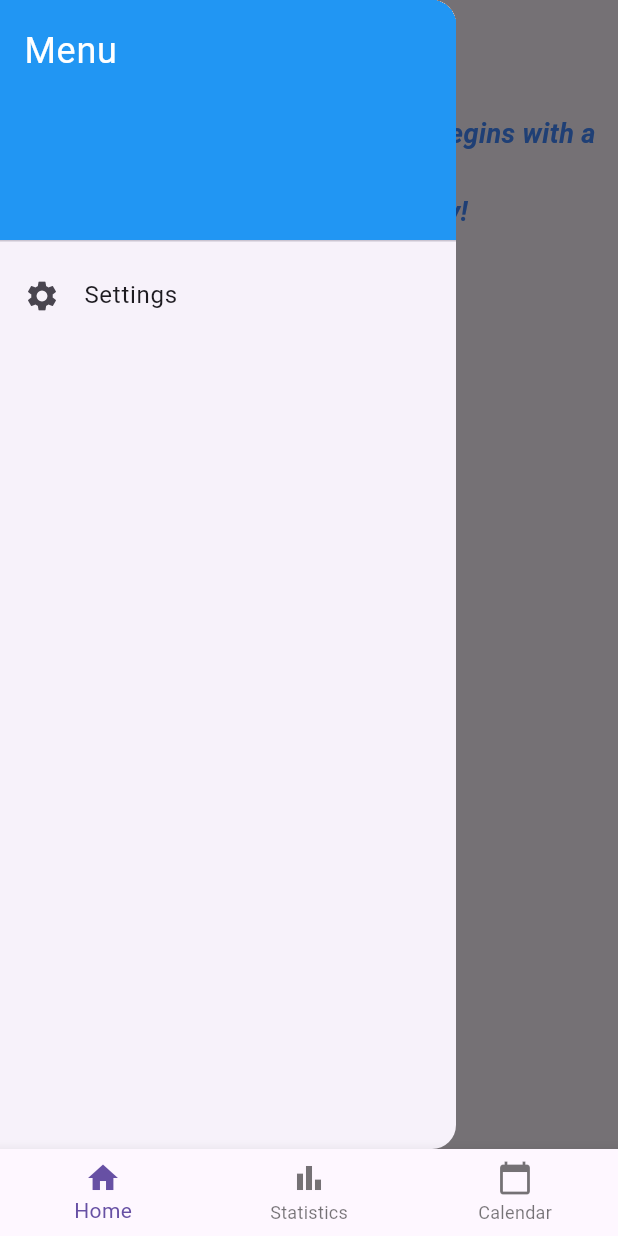
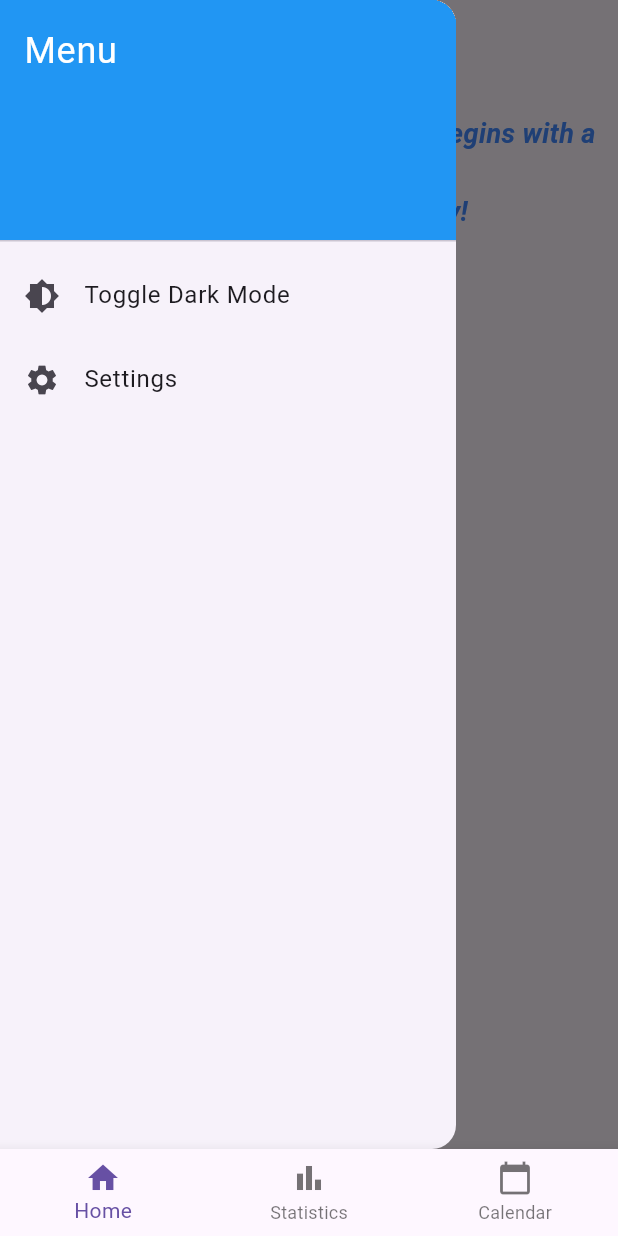
Before and after one commit to ceebee-lee/final, a Flutter app: the screen it shows after launch, with the side drawer open, on a phone screen of 412 x 824 dp. Run offline on Flutter 3.47's test engine with Material 3 defaults, Android fonts, the phone set to English and light mode, and no system bars; our stand-ins replace table_calendar.

Commit message:
debugged dark mode
d

```diff
--- a/habit_tracker/lib/screens/home_screen.dart
+++ b/habit_tracker/lib/screens/home_screen.dart
@@ -1,5 +1,6 @@
 import 'package:flutter/material.dart';
 import 'package:provider/provider.dart';
+import '../providers/theme_provider.dart';
 import '../providers/habit_provider.dart';
 
 class HomeScreen extends StatelessWidget {
@@ -8,9 +9,7 @@ class HomeScreen extends StatelessWidget {
   @override
   Widget build(BuildContext context) {
     final habitProvider = Provider.of<HabitProvider>(context);
-
-    // 다크모드 감지
-    final isDarkMode = Theme.of(context).brightness == Brightness.dark;
+    final themeProvider = Provider.of<ThemeProvider>(context, listen: false);
 
     return Scaffold(
       appBar: AppBar(
@@ -30,10 +29,19 @@ class HomeScreen extends StatelessWidget {
               ),
             ),
             ListTile(
+              leading: const Icon(Icons.brightness_6),
+              title: const Text('Toggle Dark Mode'),
+              onTap: () {
+                themeProvider.toggleTheme(); // 다크모드 전환
+                Navigator.pop(context); // 메뉴 닫기
+              },
+            ),
+            ListTile(
               leading: const Icon(Icons.settings),
               title: const Text('Settings'),
               onTap: () {
-                // 설정 화면으로 이동
+                // 추후 설정 화면으로 연결
+                Navigator.pop(context); // 메뉴 닫기
               },
             ),
           ],
@@ -50,7 +58,9 @@ class HomeScreen extends StatelessWidget {
                 fontSize: 18,
                 fontStyle: FontStyle.italic,
                 fontWeight: FontWeight.bold,
-                color: isDarkMode ? Colors.lightBlueAccent : Colors.blueAccent,
+                color: Theme.of(context).brightness == Brightness.dark
+                    ? Colors.lightBlueAccent
+                    : Colors.blueAccent,
               ),
             ),
           ),
```
